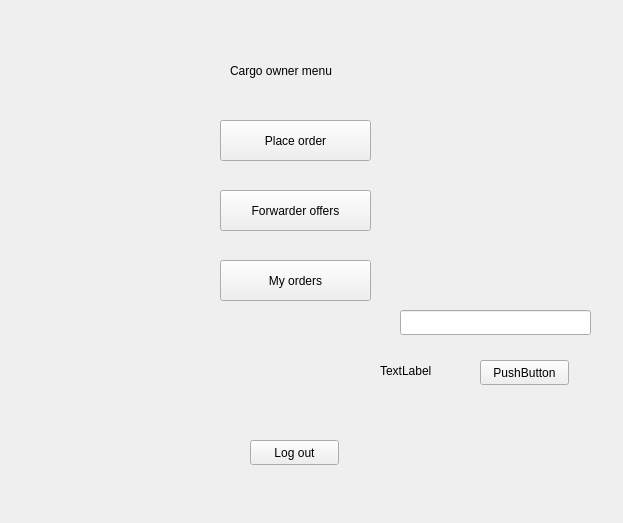
Before: the Qt Designer form sdi_app/gui/menu_owner.ui in FratiaXd/SDI, drawn with Qt 5.
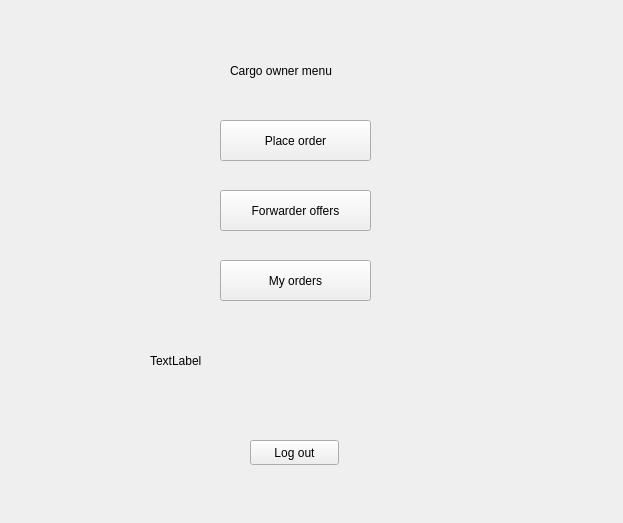
After: the same form once the commit is applied.

Commit message: notifications on owner page

```diff
--- a/sdi_app/gui/menu_owner.ui
+++ b/sdi_app/gui/menu_owner.ui
@@ -94,9 +94,9 @@
     <widget class="QLabel" name="label_14">
      <property name="geometry">
       <rect>
-       <x>380</x>
-       <y>340</y>
-       <width>201</width>
+       <x>150</x>
+       <y>330</y>
+       <width>361</width>
        <height>61</height>
       </rect>
      </property>
@@ -104,29 +104,6 @@
       <string>TextLabel</string>
      </property>
     </widget>
-    <widget class="QLineEdit" name="lineEdit_5">
-     <property name="geometry">
-      <rect>
-       <x>400</x>
-       <y>310</y>
-       <width>191</width>
-       <height>25</height>
-      </rect>
-     </property>
-    </widget>
-    <widget class="QPushButton" name="pushButton_12">
-     <property name="geometry">
-      <rect>
-       <x>480</x>
-       <y>360</y>
-       <width>89</width>
-       <height>25</height>
-      </rect>
-     </property>
-     <property name="text">
-      <string>PushButton</string>
-     </property>
-    </widget>
    </widget>
    <widget class="QWidget" name="page_2">
     <widget class="QLineEdit" name="lineEdit">
```
The commit also changes 4 other files.
